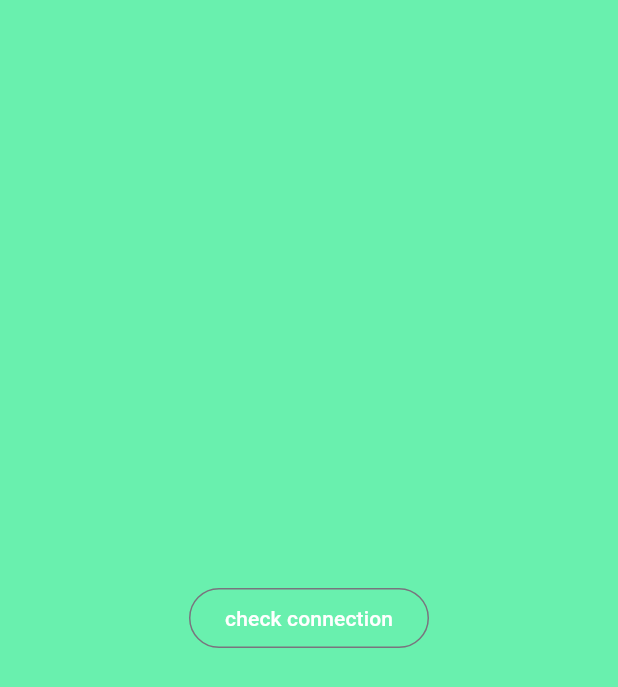
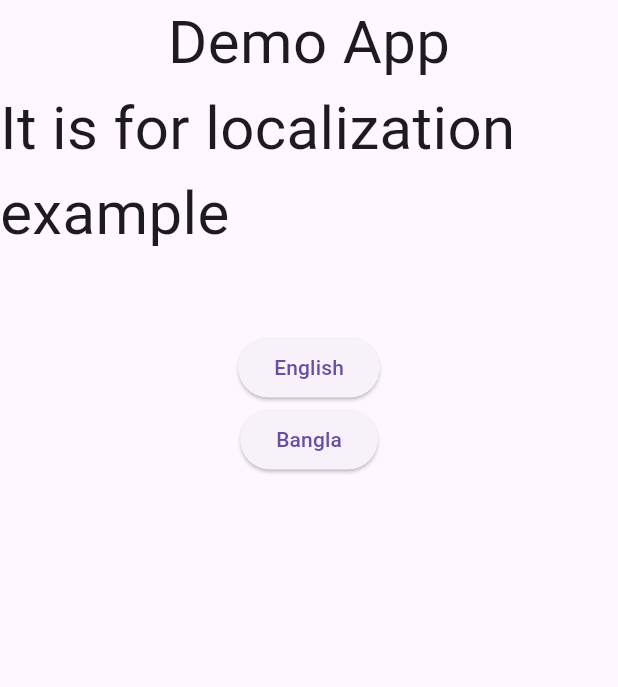
Before and after one commit to NhEmon789/App-development-course, a Flutter app: the screen it shows after launch, on a phone screen of 412 x 824 dp. Shown: the top 687 px of the screen. Run offline on Flutter 3.47's test engine with Material 3 defaults, Android fonts, the phone set to English and light mode, and no system bars; our stand-ins replace get.

Commit message:
languagelocalization

```diff
--- /dev/null
+++ b/lib/languages.dart
@@ -0,0 +1,8 @@
+import 'package:get/get.dart';
+import 'package:testproject/languages/ban.dart';
+import 'package:testproject/languages/eng.dart';
+
+class Languages extends Translations {
+  @override
+  Map<String, Map<String, String>> get keys => {'en_US': eng, 'bn_BD': ban};
+}
--- /dev/null
+++ b/lib/languages/ban.dart
@@ -0,0 +1,4 @@
+Map<String, String> ban = {
+  "app_name": "ডেমো অ্যাপ",
+  "app_title": "এটি স্থানীয়করণের উদাহরণের জন্য",
+};
--- /dev/null
+++ b/lib/languages/eng.dart
@@ -0,0 +1,4 @@
+Map<String, String> eng = {
+  "app_name": "Demo App",
+  "app_title": "It is for localization example",
+};
--- a/lib/main.dart
+++ b/lib/main.dart
@@ -1,8 +1,6 @@
-import 'dart:async';
-
 import 'package:flutter/material.dart';
-import 'package:connectivity_plus/connectivity_plus.dart';
-import 'package:fluttertoast/fluttertoast.dart';
+import 'package:get/get.dart';
+import 'package:testproject/languages.dart';
 
 void main() {
   runApp(MyApp());
@@ -13,7 +11,13 @@ class MyApp extends StatelessWidget {
 
   @override
   Widget build(BuildContext context) {
-    return MaterialApp(debugShowCheckedModeBanner: false, home: FirstScreen());
+    return GetMaterialApp(
+      translations: Languages(),
+      locale: Locale('en', 'US'),
+      fallbackLocale: Locale('en', 'US'),
+      debugShowCheckedModeBanner: false,
+      home: FirstScreen(),
+    );
   }
 }
 
@@ -25,48 +29,27 @@ class FirstScreen extends StatefulWidget {
 }
 
 class _FirstScreenState extends State<FirstScreen> {
-  StreamSubscription? subscription;
-
-  Future checkConnection() async {
-    var connectivityResult = await (Connectivity().checkConnectivity());
-    if (connectivityResult == ConnectivityResult.mobile) {
-      Fluttertoast.showToast(msg: "connected with mobile");
-    } else if (connectivityResult == ConnectivityResult.wifi) {
-      Fluttertoast.showToast(msg: "connected with mobile");
-    } else {
-      Fluttertoast.showToast(msg: "Not connected");
-    }
-  }
-
-  @override
-  void initState() {
-    subscription = Connectivity().onConnectivityChanged.listen((event) {
-      checkConnection();
-    });
-    super.initState();
-  }
-
-  @override
-  void dispose() {
-    subscription!.cancel();
-    super.dispose();
-  }
-
   @override
   Widget build(BuildContext context) {
     return Scaffold(
-      body: Container(
-        alignment: Alignment.center,
-        height: double.infinity,
-        width: double.infinity,
-        color: Colors.greenAccent,
-        child: OutlinedButton(
-          onPressed: checkConnection,
-          child: Text(
-            "check connection",
-            style: TextStyle(color: Colors.white),
+      body: Column(
+        children: [
+          Text('app_name'.tr, style: TextStyle(fontSize: 40)),
+          Text('app_title'.tr, style: TextStyle(fontSize: 40)),
+          SizedBox(height: 50),
+          ElevatedButton(
+            onPressed: () {
+              Get.updateLocale(Locale('en', 'US'));
+            },
+            child: Text('English'),
           ),
-        ),
+          ElevatedButton(
+            onPressed: () {
+              Get.updateLocale(Locale('bn', 'BD'));
+            },
+            child: Text('Bangla'),
+          ),
+        ],
       ),
     );
   }
--- a/pubspec.yaml
+++ b/pubspec.yaml
@@ -37,6 +37,7 @@ dependencies:
 
   connectivity_plus: ^7.0.0
   fluttertoast: ^9.0.0
+  get: ^4.7.2
 
 
 dev_dependencies:
```
Also changed, not shown: pubspec.lock.
